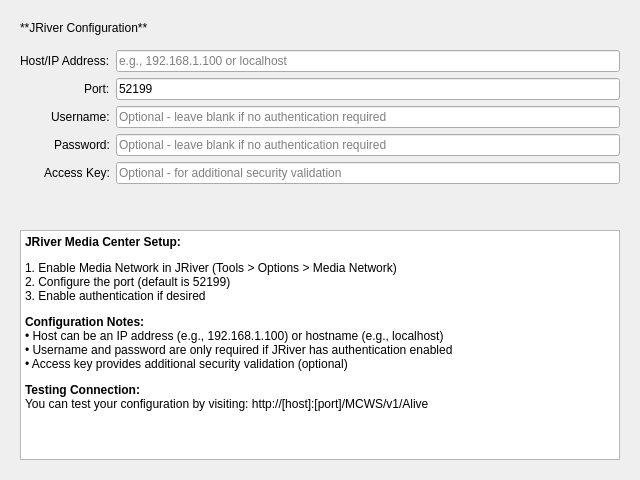
Above: nowplaying/resources/ui/inputs_jriver.ui from whatsnowplaying/whats-now-playing before the change. Below: the same form after it.
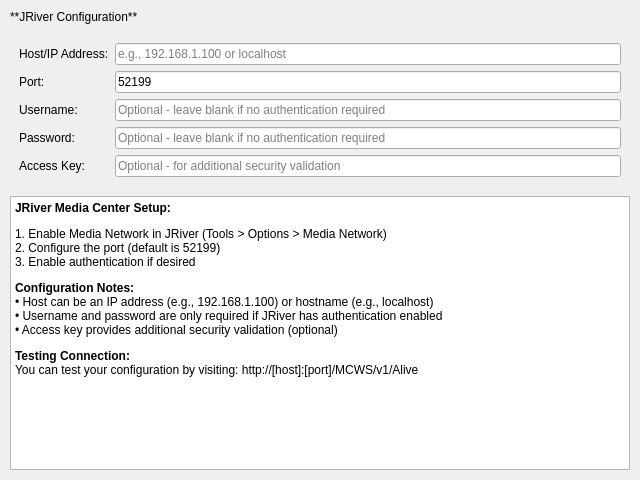
That is the form after the change.

Patch:
```diff
--- a/nowplaying/resources/ui/inputs_jriver.ui
+++ b/nowplaying/resources/ui/inputs_jriver.ui
@@ -13,15 +13,15 @@
   <property name="windowTitle">
    <string>JRiver</string>
   </property>
+  <layout class="QVBoxLayout" name="main_layout">
+   <property name="margin">
+    <number>10</number>
+   </property>
+   <property name="spacing">
+    <number>10</number>
+   </property>
+   <item>
   <widget class="QLabel" name="header_label">
-   <property name="geometry">
-    <rect>
-     <x>20</x>
-     <y>20</y>
-     <width>291</width>
-     <height>16</height>
-    </rect>
-   </property>
    <property name="text">
     <string>**JRiver Configuration**</string>
    </property>
@@ -29,24 +29,12 @@
     <enum>Qt::MarkdownText</enum>
    </property>
   </widget>
-  <widget class="QWidget" name="formLayoutWidget">
-   <property name="geometry">
-    <rect>
-     <x>20</x>
-     <y>50</y>
-     <width>600</width>
-     <height>160</height>
-    </rect>
-   </property>
+   </item>
+   <item>
+    <widget class="QWidget" name="config_form_widget" native="true">
    <layout class="QFormLayout" name="config_form_layout">
     <property name="fieldGrowthPolicy">
-     <enum>QFormLayout::ExpandingFieldsGrow</enum>
-    </property>
-    <property name="labelAlignment">
-     <set>Qt::AlignRight|Qt::AlignTrailing|Qt::AlignVCenter</set>
-    </property>
-    <property name="formAlignment">
-     <set>Qt::AlignLeading|Qt::AlignLeft|Qt::AlignTop</set>
+       <enum>QFormLayout::AllNonFixedFieldsGrow</enum>
     </property>
     <item row="0" column="0">
      <widget class="QLabel" name="host_label">
@@ -57,12 +45,6 @@
     </item>
     <item row="0" column="1">
      <widget class="QLineEdit" name="host_lineedit">
-      <property name="minimumSize">
-       <size>
-        <width>400</width>
-        <height>0</height>
-       </size>
-      </property>
       <property name="inputMethodHints">
        <set>Qt::ImhUrlCharactersOnly</set>
       </property>
@@ -80,12 +62,6 @@
     </item>
     <item row="1" column="1">
      <widget class="QLineEdit" name="port_lineedit">
-      <property name="minimumSize">
-       <size>
-        <width>400</width>
-        <height>0</height>
-       </size>
-      </property>
       <property name="inputMethodHints">
        <set>Qt::ImhDigitsOnly</set>
       </property>
@@ -106,12 +82,6 @@
     </item>
     <item row="2" column="1">
      <widget class="QLineEdit" name="username_lineedit">
-      <property name="minimumSize">
-       <size>
-        <width>400</width>
-        <height>0</height>
-       </size>
-      </property>
       <property name="placeholderText">
        <string>Optional - leave blank if no authentication required</string>
       </property>
@@ -126,12 +96,6 @@
     </item>
     <item row="3" column="1">
      <widget class="QLineEdit" name="password_lineedit">
-      <property name="minimumSize">
-       <size>
-        <width>400</width>
-        <height>0</height>
-       </size>
-      </property>
       <property name="echoMode">
        <enum>QLineEdit::Password</enum>
       </property>
@@ -149,12 +113,6 @@
     </item>
     <item row="4" column="1">
      <widget class="QLineEdit" name="access_key_lineedit">
-      <property name="minimumSize">
-       <size>
-        <width>400</width>
-        <height>0</height>
-       </size>
-      </property>
       <property name="placeholderText">
        <string>Optional - for additional security validation</string>
       </property>
@@ -162,14 +120,14 @@
     </item>
    </layout>
   </widget>
+   </item>
+   <item>
   <widget class="QTextBrowser" name="info_text">
-   <property name="geometry">
-    <rect>
-     <x>20</x>
-     <y>230</y>
-     <width>600</width>
-     <height>230</height>
-    </rect>
+     <property name="sizePolicy">
+      <sizepolicy hsizetype="Expanding" vsizetype="Expanding">
+       <horstretch>0</horstretch>
+       <verstretch>1</verstretch>
+      </sizepolicy>
    </property>
    <property name="html">
     <string>&lt;!DOCTYPE HTML PUBLIC &quot;-//W3C//DTD HTML 4.0//EN&quot; &quot;http://www.w3.org/TR/REC-html40/strict.dtd&quot;&gt;
@@ -192,6 +150,8 @@
 &lt;/body&gt;&lt;/html&gt;</string>
    </property>
   </widget>
+   </item>
+  </layout>
  </widget>
  <resources/>
  <connections/>
```
Lines whose indentation alone changed are shown as unchanged.
